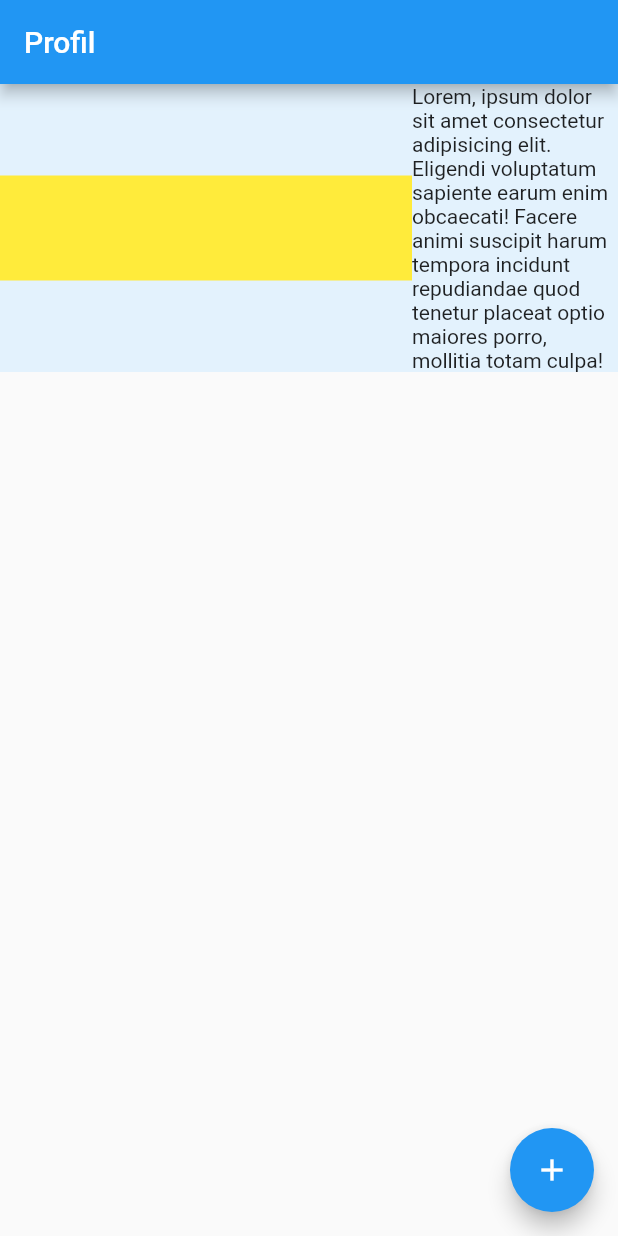
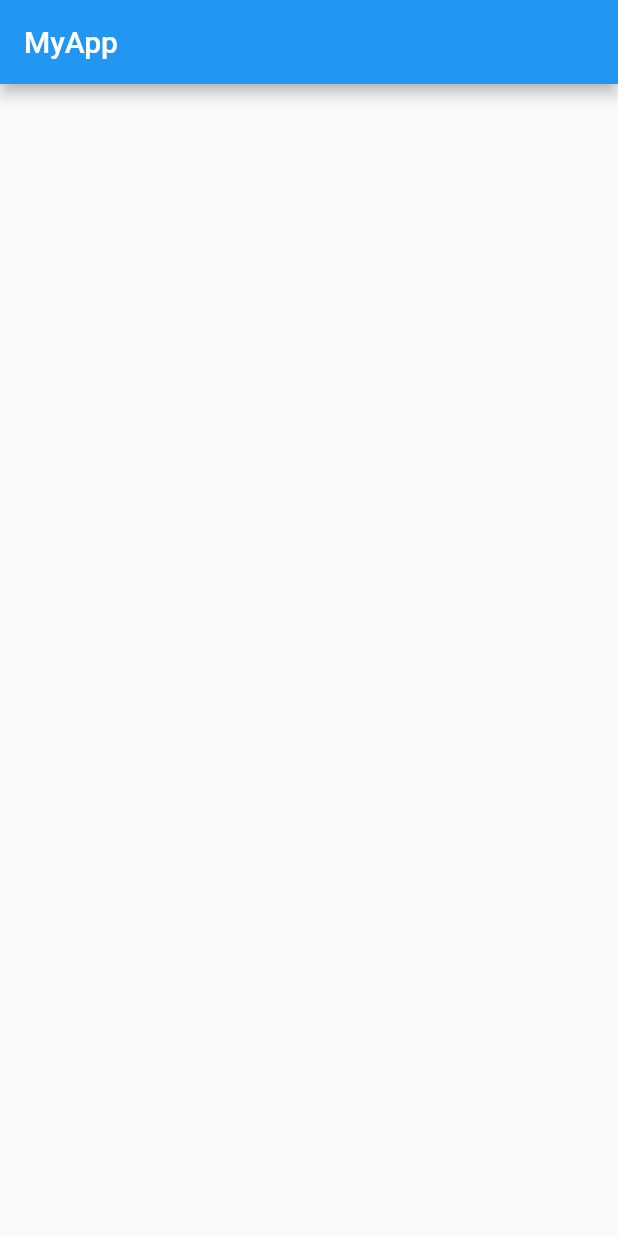
Before and after one commit to AdalbertPungu/flutter_application_demo, a Flutter app: the screen it shows after launch, on a phone screen of 412 x 824 dp. Run offline on Flutter 3.47's test engine with Material 2 defaults, Android fonts, the phone set to English and light mode, and no system bars.

```diff
--- a/lib/main.dart
+++ b/lib/main.dart
@@ -14,25 +14,12 @@ class HomePage extends StatelessWidget {
     return Container(
       child: Scaffold(
         appBar: AppBar(
-          title: Text('Profil'),
+          title: Text('MyApp'),
         ),
-        body: Container(
-          color: Colors.blue.shade50,
-          child: Row(
-            children: [
-              Expanded(
-                flex: 2,
-                child: Container(width: 70, height: 70, color: Colors.yellow),
-              ),
-              Expanded(
-                  child: Text(
-                      'Lorem, ipsum dolor sit amet consectetur adipisicing elit. Eligendi voluptatum sapiente earum enim obcaecati! Facere animi suscipit harum tempora incidunt repudiandae quod tenetur placeat optio maiores porro, mollitia totam culpa!'))
-            ],
+        body: Center(
+          child: Column(
+            children: [],
           ),
-        ),
-        floatingActionButton: FloatingActionButton(
-          onPressed: () {},
-          child: Icon(Icons.add),
         ),
       ),
     );
```
